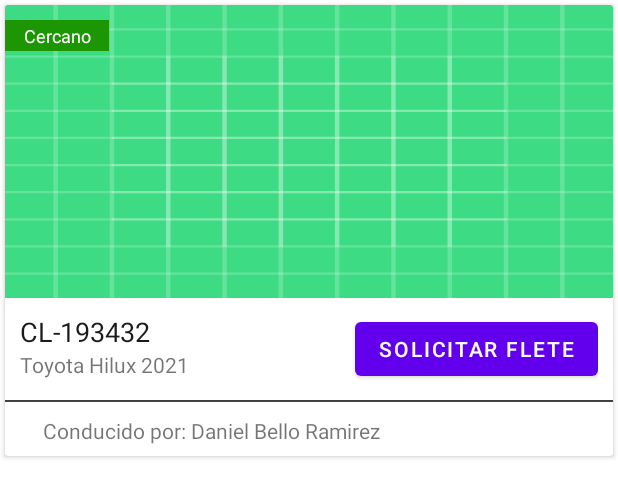
After one commit to dbellocr/ProyectoFletes-ISW-1313, an Android app: the layout camion_fila.xml on its own in the app's theme, with its tools: preview values and no code run, on a phone screen of 412 x 824 dp. The commit adds this screen. Shown: the top 497 px of the screen. Run offline under Robolectric (Android 15) with nearby library versions, the phone set to English and light mode, and no system bars.

Commit message:
19-11-2021 Se agregó el recycler view

```diff
--- a/app/build.gradle
+++ b/app/build.gradle
@@ -50,6 +50,7 @@ dependencies {
     implementation 'androidx.navigation:navigation-fragment-ktx:2.3.5'
     implementation 'androidx.navigation:navigation-ui-ktx:2.3.5'
     implementation 'com.google.firebase:firebase-auth-ktx'
+    implementation 'androidx.legacy:legacy-support-v4:1.0.0'
     testImplementation 'junit:junit:4.+'
     androidTestImplementation 'androidx.test.ext:junit:1.1.2'
     androidTestImplementation 'androidx.test.espresso:espresso-core:3.4.0'
@@ -59,4 +60,6 @@ dependencies {
     implementation 'com.google.android.gms:play-services-maps:17.0.0'
     implementation 'com.google.maps.android:android-maps-utils:1.1.0'
     implementation 'com.google.code.gson:gson:2.8.6'
+    implementation 'com.squareup.retrofit2:retrofit:2.9.0'
+    implementation 'com.squareup.retrofit2:converter-gson:2.9.0'
 }
--- a/app/src/main/java/com/isw/proyectofletes_isw_1313/MainActivity.kt
+++ b/app/src/main/java/com/isw/proyectofletes_isw_1313/MainActivity.kt
@@ -57,12 +57,10 @@ class MainActivity : AppCompatActivity() {
                 firebaseAuthWithGoogle(account.idToken!!)
             }
             catch (e: Throwable){
-                val er = e
+
             }
 
         }
-
-
     }
 
 
--- a/app/src/main/java/com/isw/proyectofletes_isw_1313/model/Vehiculo.kt
+++ b/app/src/main/java/com/isw/proyectofletes_isw_1313/model/Vehiculo.kt
@@ -2,7 +2,7 @@ package com.isw.proyectofletes_isw_1313.model
 
 import com.google.android.gms.maps.model.LatLng
 
-class Vehiculo (
+data class Vehiculo (
     // Profe, los atributos tienen que iniciar en minuscula para poder mapearlo con el nombre de las propiedades que están en el API
     val Id: Int,
     val Modelo: String,
--- /dev/null
+++ b/app/src/main/res/layout/camion_fila.xml
@@ -0,0 +1,95 @@
+<?xml version="1.0" encoding="utf-8"?>
+<LinearLayout
+    xmlns:android="http://schemas.android.com/apk/res/android"
+    android:orientation="vertical"
+    android:layout_width="match_parent"
+    android:layout_height="wrap_content">
+
+    <androidx.cardview.widget.CardView
+        android:layout_margin="3dp"
+        android:layout_width="match_parent"
+        android:layout_height="wrap_content">
+
+        <LinearLayout
+            android:orientation="vertical"
+            android:layout_width="match_parent"
+            android:layout_height="wrap_content">
+
+            <RelativeLayout
+                android:layout_width="match_parent"
+                android:layout_height="195dp">
+
+                <ImageView
+                    android:id="@+id/imageView"
+                    android:layout_width="match_parent"
+                    android:layout_height="195dp"
+                    android:background="@drawable/ic_launcher_background"
+                    android:scaleType="matrix" />
+
+                <TextView
+                    android:id="@+id/tvCercano"
+                    android:layout_width="69dp"
+                    android:layout_height="wrap_content"
+                    android:layout_marginTop="10dp"
+                    android:width="38dp"
+                    android:background="#1C9603"
+                    android:padding="2dp"
+                    android:text="Cercano"
+                    android:textAlignment="center"
+                    android:textColor="#ffffff"
+                    android:textSize="12sp" />
+
+            </RelativeLayout>
+
+
+            <RelativeLayout
+                android:padding="10dp"
+                android:layout_width="match_parent"
+                android:layout_height="wrap_content">
+
+                <TextView
+                    android:id="@+id/tvPlaca"
+                    android:layout_width="wrap_content"
+                    android:layout_height="wrap_content"
+                    android:text="CL-193432"
+                    android:textColor="#1A1A1A"
+                    android:textSize="18sp" />
+
+                <TextView
+                    android:id="@+id/textViewLanguage"
+                    android:layout_width="wrap_content"
+                    android:layout_height="wrap_content"
+                    android:layout_below="@id/tvPlaca"
+                    android:text="Toyota Hilux 2021" />
+
+
+                <Button
+                    android:layout_width="wrap_content"
+                    android:layout_height="wrap_content"
+                    android:layout_alignParentRight="true"
+                    android:layout_centerVertical="true"
+                    android:text="Solicitar Flete" />
+
+            </RelativeLayout>
+
+            <TextView
+                android:background="#414141"
+                android:layout_marginBottom="7dp"
+                android:layout_width="match_parent"
+                android:layout_height="1dp"/>
+
+            <TextView
+                android:id="@+id/tvConductor"
+                android:layout_width="255dp"
+                android:layout_height="wrap_content"
+                android:layout_marginLeft="10dp"
+                android:layout_marginBottom="5dp"
+                android:padding="2dp"
+                android:text="Conducido por: Daniel Bello Ramirez"
+                android:textAlignment="center"
+                android:textAppearance="@style/Base.TextAppearance.AppCompat.Small" />
+
+        </LinearLayout>
+    </androidx.cardview.widget.CardView>
+
+</LinearLayout>
--- a/app/src/main/res/menu/activity_main_drawer.xml
+++ b/app/src/main/res/menu/activity_main_drawer.xml
@@ -18,7 +18,7 @@
             android:title="@string/menu_slideshow" />
 
         <item
-            android:id="@+id/nav_slideshow"
+            android:id="@+id/camionesFragment"
             android:icon="@drawable/ic_camiones"
             android:title="@string/menu_camiones"
             tools:ignore="DuplicateIds" />
--- a/app/src/main/res/values/strings.xml
+++ b/app/src/main/res/values/strings.xml
@@ -18,4 +18,7 @@
 
     <string name="default_web_client_id_r">608590960391-g542tplba5hcb1m77autnmig87lb5qkg.apps.googleusercontent.com</string>
     <string name="menu_camiones">Camiones disponibles</string>
+    <!-- TODO: Remove or change this placeholder text -->
+    <string name="hello_blank_fragment">Hello blank fragment</string>
+    <string name="todos_camiones">Todos los camiones</string>
 </resources>
```
Also changed, not shown: app/src/main/java/com/isw/proyectofletes_isw_1313/CamionesFragment.kt (added, +59 -0 lines), app/src/main/java/com/isw/proyectofletes_isw_1313/repository/IVehiculoRepository.kt (added, +25 -0 lines), app/src/main/res/layout/fragment_camiones.xml (added, +14 -0 lines), app/src/main/res/navigation/mobile_navigation.xml (+14 -1 lines).
